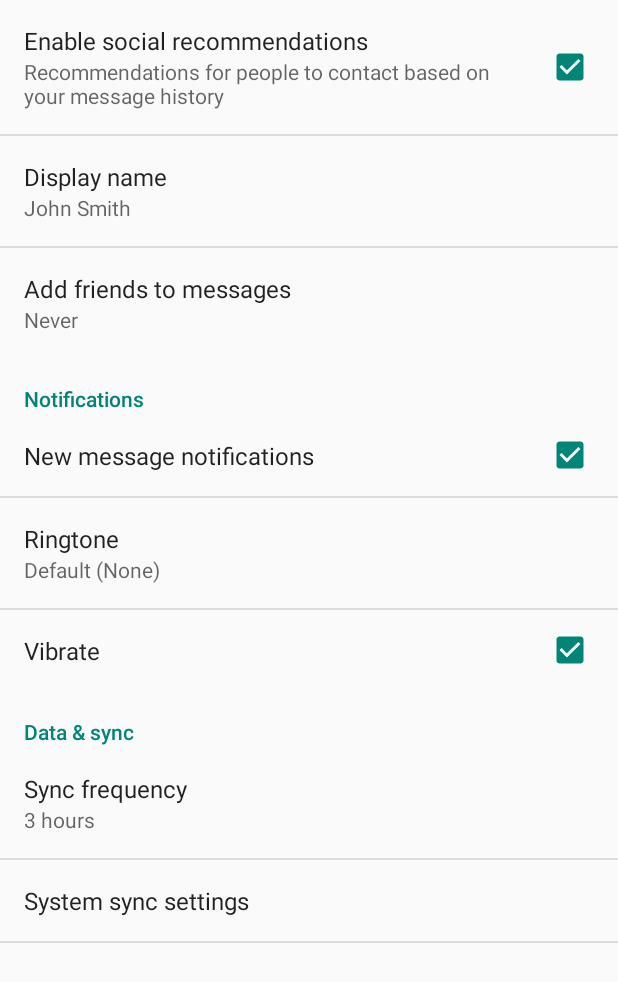
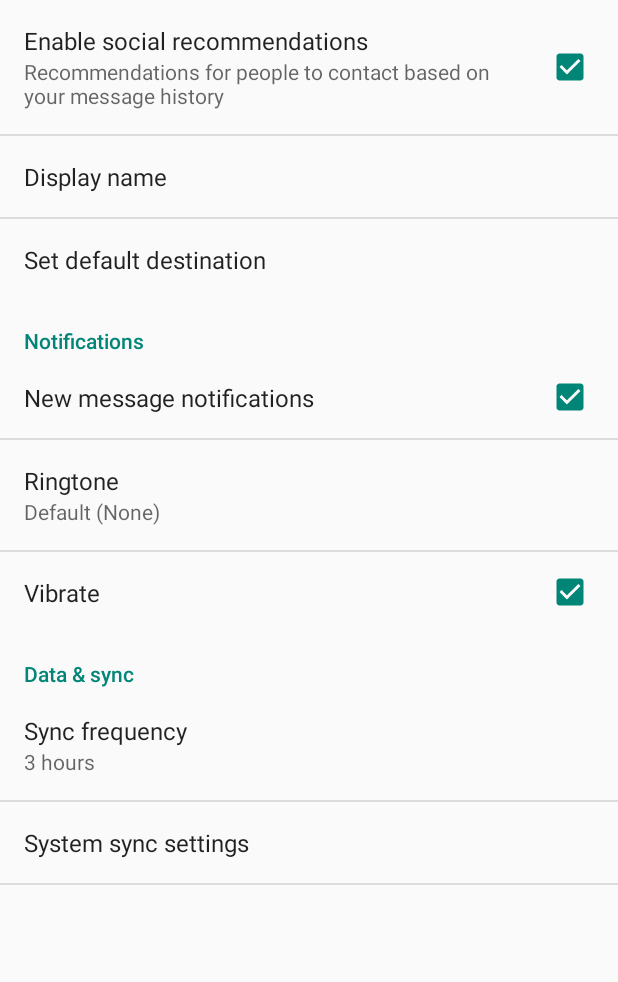
Before and after one commit to FilipeNavas/TransAlarmV2, an Android app: the screen it shows after launch (SettingsActivity), in the options menu, after a tap on "Settings", on a phone screen of 412 x 824 dp. Shown: the top 982 px of the screen. Run offline under Robolectric (Android 15) with nearby library versions, the phone set to English and light mode, and no system bars; 2 statements that could not run were skipped.

Commit message:
[NOT WORKING] Trying to add Settings Activity
Not working Settings created from the Wizard Setup.

```diff
--- a/app/src/main/java/com/slodin/transalarm/MainActivity.java
+++ b/app/src/main/java/com/slodin/transalarm/MainActivity.java
@@ -9,6 +9,7 @@ import android.content.Intent;
 import android.content.SharedPreferences;
 import android.location.Location;
 import android.os.Bundle;
+import android.preference.PreferenceManager;
 import android.provider.Settings;
 import android.support.v7.app.ActionBarActivity;
 import android.util.Log;
@@ -134,6 +135,15 @@ public class MainActivity extends ActionBarActivity implements
 
         // Kick off the request to build GoogleApiClient.
         buildGoogleApiClient();
+
+
+
+
+        /************* GET THE PREFERENCES **************/
+        SharedPreferences prefs = PreferenceManager.getDefaultSharedPreferences(this);
+        String defaultDestination = prefs.getString(getString(R.string.pref_default_destination_key),getString(R.string.pref_default_destination_value));
+
+        Toast.makeText(getApplicationContext(), "Default Destination: " + defaultDestination, Toast.LENGTH_LONG ).show();
 
     }
 
--- a/app/src/main/java/com/slodin/transalarm/SettingsActivity.java
+++ b/app/src/main/java/com/slodin/transalarm/SettingsActivity.java
@@ -16,7 +16,6 @@ import android.preference.PreferenceFragment;
 import android.preference.PreferenceManager;
 import android.preference.RingtonePreference;
 import android.text.TextUtils;
-
 
 import java.util.List;
 
@@ -40,6 +39,36 @@ public class SettingsActivity extends PreferenceActivity {
      */
     private static final boolean ALWAYS_SIMPLE_PREFS = false;
 
+/*
+    public void getSeekBar(){
+        android.widget.SeekBar seekBar;
+        final TextView textView;
+
+        seekBar = (SeekBar) findViewById(R.id.seekBar1);
+        textView = (TextView) findViewById(R.id.textView1);
+
+        seekBar.setOnSeekBarChangeListener(new SeekBar.OnSeekBarChangeListener() {
+            int progress = 0;
+
+            @Override
+            public void onProgressChanged(SeekBar seekBar, int progresValue, boolean fromUser) {
+                progress = progresValue;
+                Toast.makeText(getApplicationContext(), "Changing seekbar's progress", Toast.LENGTH_SHORT).show();
+            }
+
+            @Override
+            public void onStartTrackingTouch(SeekBar seekBar) {
+                Toast.makeText(getApplicationContext(), "Started tracking seekbar", Toast.LENGTH_SHORT).show();
+            }
+
+            @Override
+            public void onStopTrackingTouch(SeekBar seekBar) {
+                textView.setText("Covered: " + progress + "/" + seekBar.getMax());
+                Toast.makeText(getApplicationContext(), "Stopped tracking seekbar", Toast.LENGTH_SHORT).show();
+            }
+        });
+    }*/
+
 
     @Override
     protected void onPostCreate(Bundle savedInstanceState) {
@@ -61,6 +90,7 @@ public class SettingsActivity extends PreferenceActivity {
         // In the simplified UI, fragments are not used at all and we instead
         // use the older PreferenceActivity APIs.
 
+
         // Add 'general' preferences.
         addPreferencesFromResource(R.xml.pref_general);
 
@@ -79,10 +109,18 @@ public class SettingsActivity extends PreferenceActivity {
         // Bind the summaries of EditText/List/Dialog/Ringtone preferences to
         // their values. When their values change, their summaries are updated
         // to reflect the new value, per the Android Design guidelines.
-        bindPreferenceSummaryToValue(findPreference("example_text"));
-        bindPreferenceSummaryToValue(findPreference("example_list"));
+        /*bindPreferenceSummaryToValue(findPreference("example_text"));
+        bindPreferenceSummaryToValue(findPreference("example_list"));*/
         bindPreferenceSummaryToValue(findPreference("notifications_new_message_ringtone"));
         bindPreferenceSummaryToValue(findPreference("sync_frequency"));
+
+
+        bindPreferenceSummaryToValue(findPreference(getString(R.string.pref_default_destination_key)));
+        //bindPreferenceSummaryToValue(findPreference(getString(R.string.pref_unit_key)));
+
+
+
+
     }
 
     /**
@@ -168,7 +206,6 @@ public class SettingsActivity extends PreferenceActivity {
                         preference.setSummary(name);
                     }
                 }
-
             } else {
                 // For all other preferences, set the summary to the value's
                 // simple string representation.
@@ -216,6 +253,8 @@ public class SettingsActivity extends PreferenceActivity {
             // guidelines.
             bindPreferenceSummaryToValue(findPreference("example_text"));
             bindPreferenceSummaryToValue(findPreference("example_list"));
+
+
         }
     }
 
--- a/app/src/main/res/values/strings.xml
+++ b/app/src/main/res/values/strings.xml
@@ -47,6 +47,8 @@
 
     <string name="geofence_transition_notification_text">Click notification to return to app</string>
 
-
+    <!--Preferences-->
+    <string name="pref_default_destination_key">default_destination</string>
+    <string name="pref_default_destination_value">Waterfront</string>
 
 </resources>
--- a/app/src/main/res/values/strings_activity_settings.xml
+++ b/app/src/main/res/values/strings_activity_settings.xml
@@ -14,16 +14,16 @@
     <string name="pref_title_display_name">Display name</string>
     <string name="pref_default_display_name">John Smith</string>
 
-    <string name="pref_title_add_friends_to_messages">Add friends to messages</string>
-    <string-array name="pref_example_list_titles">
-        <item>Always</item>
-        <item>When possible</item>
-        <item>Never</item>
+    <string name="pref_title_set_default_destination">Set default destination</string>
+    <string-array name="pref_list_destinations">
+        <item>Waterfront</item>
+        <item>Burrard</item>
+        <item>Granville</item>
     </string-array>
-    <string-array name="pref_example_list_values">
-        <item>1</item>
-        <item>0</item>
-        <item>-1</item>
+    <string-array name="pref_list_destinations_values">
+        <item>waterfront</item>
+        <item>burrard</item>
+        <item>granville</item>
     </string-array>
 
     <!-- Example settings for Data & Sync -->
--- a/app/src/main/res/xml/pref_general.xml
+++ b/app/src/main/res/xml/pref_general.xml
@@ -22,12 +22,34 @@
          dismiss it. -->
     <!-- NOTE: ListPreference's summary should be set to its value by the activity code. -->
     <ListPreference
-        android:key="example_list"
-        android:title="@string/pref_title_add_friends_to_messages"
-        android:defaultValue="-1"
-        android:entries="@array/pref_example_list_titles"
-        android:entryValues="@array/pref_example_list_values"
+        android:key="pref_default_destination_key"
+        android:title="@string/pref_title_set_default_destination"
+        android:defaultValue="waterfront"
+        android:entries="@array/pref_list_destinations"
+        android:entryValues="@array/pref_list_destinations_values"
         android:negativeButtonText="@null"
         android:positiveButtonText="@null" />
 
+
+<!--
+    <SeekBar
+        android:id="@+id/seekBar1"
+        android:layout_width="300dp"
+        android:layout_height="wrap_content"
+        android:layout_alignParentLeft="true"
+        android:layout_alignParentTop="true"
+        android:layout_marginTop="26dp"
+        android:max="10"/>
+
+    <TextView
+        android:id="@+id/textView1"
+        android:layout_width="wrap_content"
+        android:layout_height="wrap_content"
+        android:layout_alignParentLeft="true"
+        android:layout_below="@+id/seekBar1"
+        android:layout_marginLeft="29dp"
+        android:layout_marginTop="14dp" />-->
+
+
+
 </PreferenceScreen>
```
Also changed, not shown: app/src/main/res/xml/pref_slider.xml (added, +10 -0 lines), app/src/main/assets/Map/images/skytrainMap_01.jpg, 1 other file.
